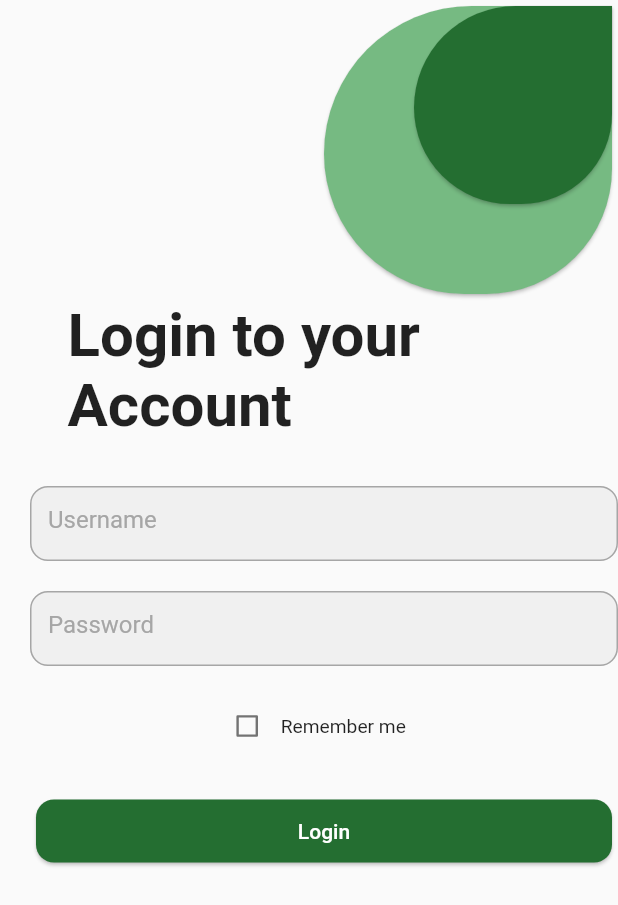
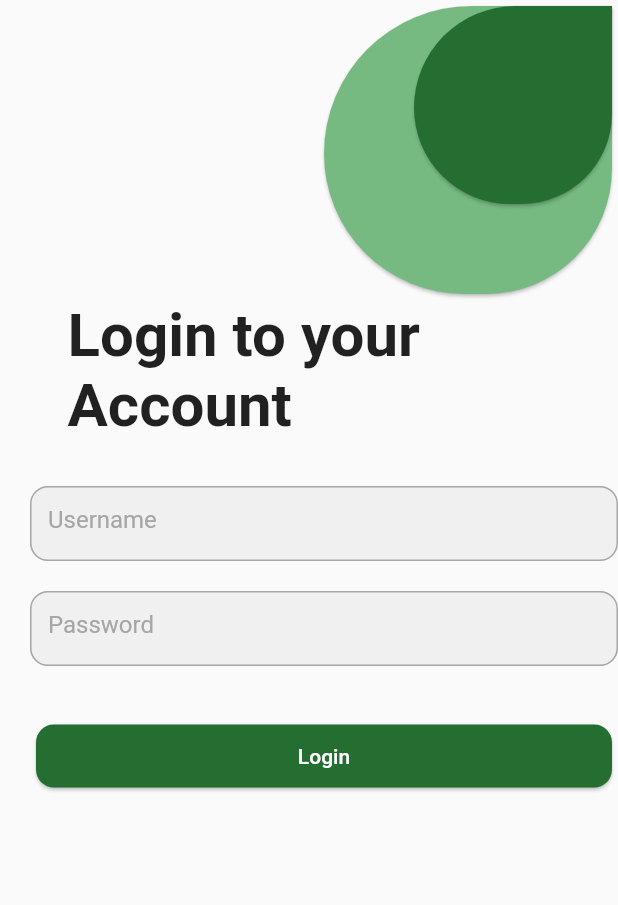
Before and after one commit to RezaArfianta/TernakKu, a Flutter app: the screen it shows after launch, on a phone screen of 412 x 824 dp. Shown: the top 905 px of the screen. Run offline on Flutter 3.47's test engine with Material 2 defaults, Android fonts, the phone set to English and light mode, and no system bars; our stand-ins replace get; missing offline and left inert: supercharged_dart.

```diff
--- /dev/null
+++ b/lib/module/auth/login/controller/loginpage_controller.dart
@@ -0,0 +1,18 @@
+import 'package:flutter/material.dart';
+import 'package:get/get.dart';
+
+class LoginController extends GetxController {
+  bool obscureText = true;
+  bool checked = false;
+
+  @override
+  void onInit() {
+    super.onInit();
+  }
+
+  void toggle() async {
+    (() {
+      obscureText = !obscureText;
+    });
+  }
+}
--- a/lib/module/auth/login/login_page.dart
+++ b/lib/module/auth/login/login_page.dart
@@ -3,26 +3,18 @@ import 'package:flutter/src/widgets/container.dart';
 import 'package:flutter/src/widgets/framework.dart';
 import 'package:ternakku/global/colors.dart';
 import 'package:ternakku/ternakku_index.dart';
+import 'package:get/get.dart';
 
-class LoginPage extends StatefulWidget {
+import 'controller/loginpage_controller.dart';
+
+class LoginPage extends StatelessWidget {
   const LoginPage({super.key});
 
   @override
-  State<LoginPage> createState() => _LoginPageState();
-}
+  Widget build(BuildContext context) {
+    LoginController c = Get.put(LoginController());
+    bool checked = false;
 
-class _LoginPageState extends State<LoginPage> {
-  bool _obscureText = true;
-  bool _checked = false;
-
-  void _toggle() {
-    setState(() {
-      _obscureText = !_obscureText;
-    });
-  }
-
-  @override
-  Widget build(BuildContext context) {
     return Scaffold(
       body: SafeArea(
         child: Container(
@@ -121,30 +113,26 @@ class _LoginPageState extends State<LoginPage> {
               SizedBox(
                 height: 15,
               ),
-              Container(
-                height: 50,
-                width: 200,
-                alignment: Alignment.center,
-                child: Transform.scale(
-                  scale: 0.8,
-                  child: CheckboxListTile(
-                    activeColor: Warna.primaryGreen,
-                    value: _checked,
-                    onChanged: (value) {
-                      setState(() {
-                        _checked = value!;
-                      });
-                    },
-                    title: Text(
-                      'Remember me',
-                      // style: TextStyle(fontSize: 14),
-                    ),
-                    controlAffinity: ListTileControlAffinity.leading,
-                    visualDensity:
-                        const VisualDensity(horizontal: -4.0, vertical: -4.0),
-                  ),
-                ),
-              ),
+              // Container(
+              //   height: 50,
+              //   width: 200,
+              //   alignment: Alignment.center,
+              //   child: Transform.scale(
+              //     scale: 0.8,
+              //     child: CheckboxListTile(
+              //       activeColor: Warna.primaryGreen,
+              //       value: checked,
+              //       onChanged: (value) {},
+              //       title: Text(
+              //         'Remember me',
+              //         // style: TextStyle(fontSize: 14),
+              //       ),
+              //       controlAffinity: ListTileControlAffinity.leading,
+              //       visualDensity:
+              //           const VisualDensity(horizontal: -4.0, vertical: -4.0),
+              //     ),
+              //   ),
+              // ),
               SizedBox(
                 height: 20,
               ),
```
Also changed, not shown: lib/module/category/index_seeall_page.dart (added, +35 -0 lines), lib/module/category/see_all_page.dart (renamed from lib/module/homepage/see_all_page.dart, +5 -7 lines), lib/module/homepage/alt_home_page.dart (+33 -10 lines).
